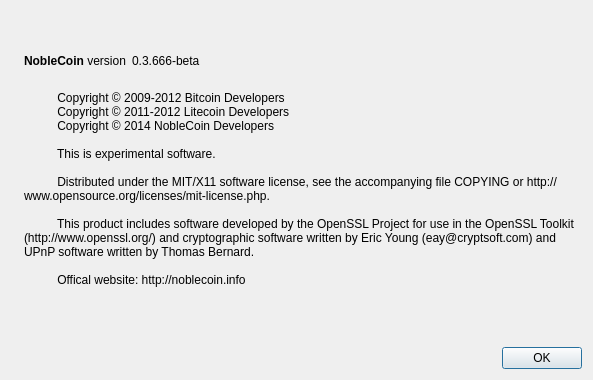
First picture: the form in src/qt/forms/aboutdialog.ui, repository NobleCoinNOBL/noblecoin, before the edit.
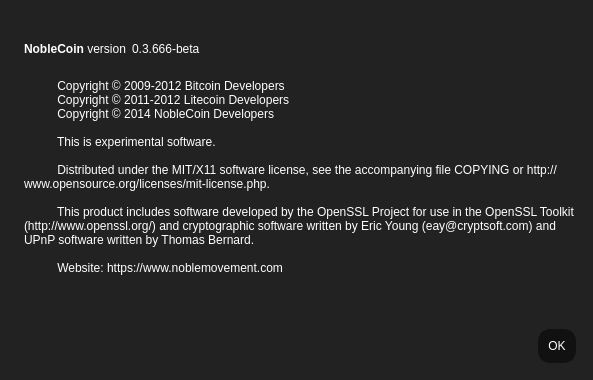
Second picture: the form after the edit. Icons and pictures are not drawn.

Commit message: About Form Cleanup/Design

```diff
--- a/src/qt/forms/aboutdialog.ui
+++ b/src/qt/forms/aboutdialog.ui
@@ -11,7 +11,36 @@
    </rect>
   </property>
   <property name="windowTitle">
-   <string>About Coin</string>
+   <string>About NobleCoin (NOBL)</string>
+  </property>
+  <property name="styleSheet">
+   <string notr="true">QDialog {
+	background-color: #222;
+}
+
+QLabel {
+	color: white;
+}
+
+QPushButton, QToolButton {
+	border: 4px solid #111;
+	border-radius: 12px;
+	background-color: #111;
+	color: white;
+	padding: 6px;
+	margin: 6px;
+}
+QPushButton:pressed, QToolButton:checked {
+	color: #cca000;
+}
+QPushButton:pressed, QToolButton:pressed {
+	border-color: #cca000;
+	color: #cca000;
+}
+QPushButton:disabled, QToolButton:disabled {
+	color: #444;
+	background-color: #222;
+}</string>
   </property>
   <layout class="QHBoxLayout" name="horizontalLayout_2">
    <item>
@@ -105,7 +134,7 @@
 
           This product includes software developed by the OpenSSL Project for use in the OpenSSL Toolkit (http://www.openssl.org/) and cryptographic software written by Eric Young (eay@cryptsoft.com) and UPnP software written by Thomas Bernard.
 
-          Offical website: http://noblecoin.info
+          Website: https://www.noblemovement.com
         </string>
        </property>
        <property name="wordWrap">
```
